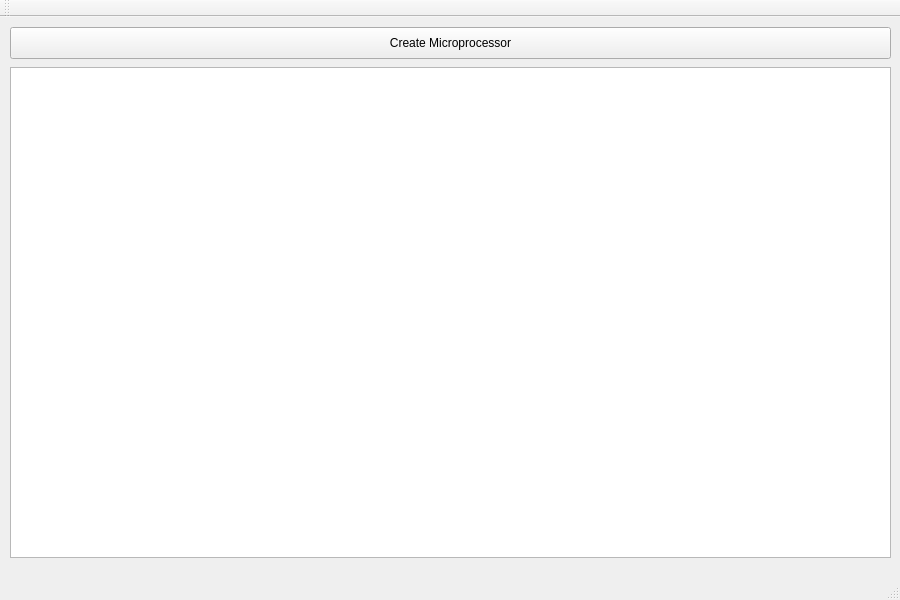
Qt form copTest/mainwindow.ui (coploftbas/sdqi_pc) before a commit.
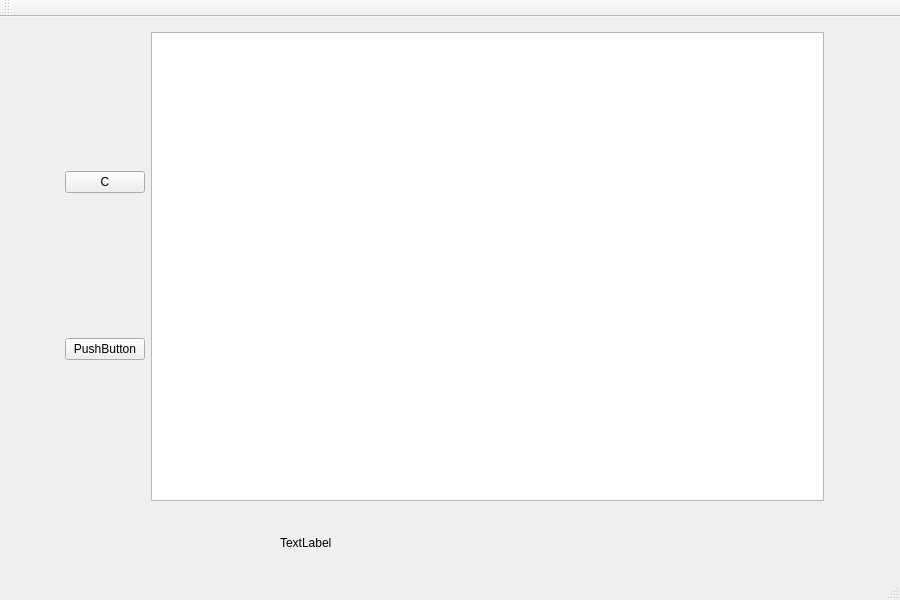
The same form after that commit.

The edit to the form file:
```diff
--- a/copTest/mainwindow.ui
+++ b/copTest/mainwindow.ui
@@ -14,28 +14,51 @@
    <string>MainWindow</string>
   </property>
   <widget class="QWidget" name="centralWidget">
-   <widget class="QPushButton" name="pushButton">
+   <widget class="QLabel" name="label">
     <property name="geometry">
      <rect>
-      <x>10</x>
-      <y>10</y>
-      <width>881</width>
-      <height>32</height>
+      <x>280</x>
+      <y>510</y>
+      <width>381</width>
+      <height>31</height>
      </rect>
     </property>
     <property name="text">
-     <string>Create Microprocessor</string>
+     <string>TextLabel</string>
     </property>
    </widget>
-   <widget class="QGraphicsView" name="graphicsView">
+   <widget class="QWidget" name="">
     <property name="geometry">
      <rect>
-      <x>10</x>
-      <y>50</y>
-      <width>881</width>
+      <x>54</x>
+      <y>4</y>
+      <width>781</width>
       <height>491</height>
      </rect>
     </property>
+    <layout class="QHBoxLayout" name="horizontalLayout">
+     <item>
+      <layout class="QVBoxLayout" name="verticalLayout">
+       <item>
+        <widget class="QPushButton" name="pushButton">
+         <property name="text">
+          <string>C</string>
+         </property>
+        </widget>
+       </item>
+       <item>
+        <widget class="QPushButton" name="pushButton_2">
+         <property name="text">
+          <string>PushButton</string>
+         </property>
+        </widget>
+       </item>
+      </layout>
+     </item>
+     <item>
+      <widget class="QGraphicsView" name="graphicsView"/>
+     </item>
+    </layout>
    </widget>
   </widget>
   <widget class="QMenuBar" name="menuBar">
```
